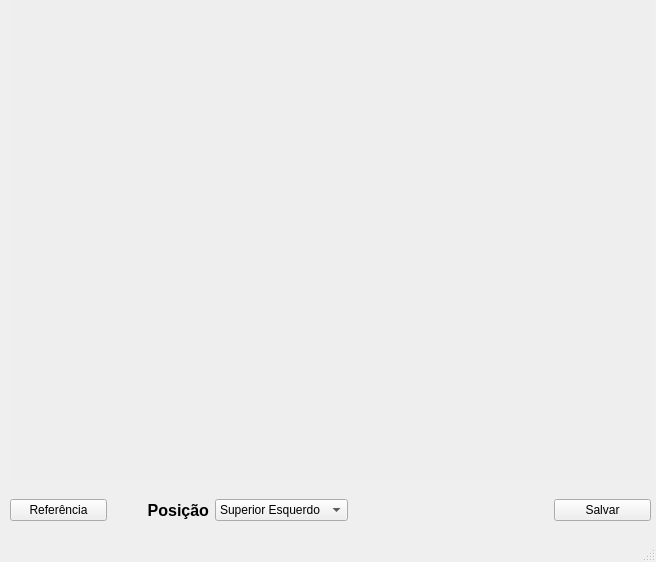
This is reddragons/interface/ui_files/corte.ui in Red-Dragons-UFSCar/red-visao as Qt 5 draws it before an edit. The edited form follows.
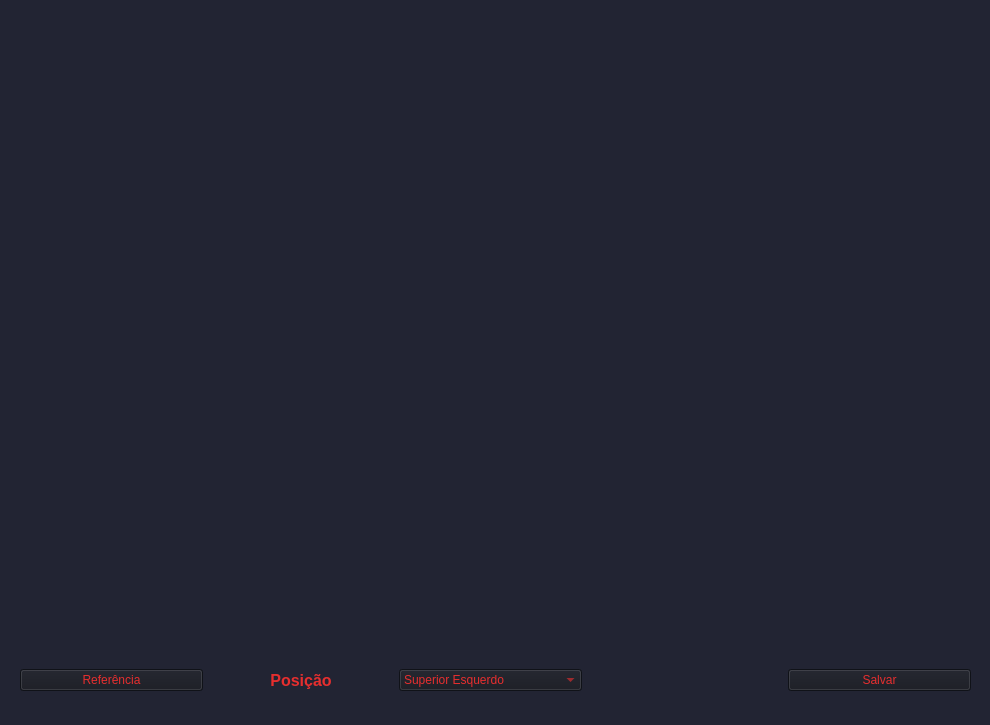
This is the edited form.

Commit message: redimensao e cor corte.ui

The edit to the form file:
```diff
--- a/reddragons/interface/ui_files/corte.ui
+++ b/reddragons/interface/ui_files/corte.ui
@@ -6,25 +6,40 @@
    <rect>
     <x>0</x>
     <y>0</y>
-    <width>656</width>
-    <height>562</height>
+    <width>990</width>
+    <height>725</height>
    </rect>
   </property>
+  <property name="minimumSize">
+   <size>
+    <width>990</width>
+    <height>725</height>
+   </size>
+  </property>
+  <property name="maximumSize">
+   <size>
+    <width>990</width>
+    <height>725</height>
+   </size>
+  </property>
   <property name="windowTitle">
    <string>Corte</string>
   </property>
+  <property name="styleSheet">
+   <string notr="true">background-color: #222433;</string>
+  </property>
   <widget class="QWidget" name="centralwidget">
    <widget class="QLabel" name="QT_Imagem">
     <property name="geometry">
      <rect>
-      <x>10</x>
-      <y>0</y>
-      <width>640</width>
-      <height>480</height>
+      <x>110</x>
+      <y>50</y>
+      <width>768</width>
+      <height>576</height>
      </rect>
     </property>
     <property name="styleSheet">
-     <string notr="true">background-color: rgb(238, 238, 238);</string>
+     <string notr="true">background-color: #222433;</string>
     </property>
     <property name="text">
      <string/>
@@ -33,15 +48,24 @@
    <widget class="QWidget" name="horizontalLayoutWidget">
     <property name="geometry">
      <rect>
-      <x>10</x>
-      <y>490</y>
-      <width>641</width>
+      <x>20</x>
+      <y>660</y>
+      <width>951</width>
       <height>41</height>
      </rect>
     </property>
     <layout class="QHBoxLayout" name="horizontalLayout">
      <item>
       <widget class="QPushButton" name="QT_btReferencia">
+       <property name="styleSheet">
+        <string notr="true">QPushButton{
+background-color: rgb(23, 25, 33);
+color: #E62E2E;
+}
+QPushButton:hover{
+	background-color: #1B1D26;
+}</string>
+       </property>
        <property name="text">
         <string>Referência</string>
        </property>
@@ -63,7 +87,7 @@
         </font>
        </property>
        <property name="text">
-        <string>Posição</string>
+        <string>&lt;html&gt;&lt;head/&gt;&lt;body&gt;&lt;p align=&quot;center&quot;&gt;&lt;span style=&quot; color:#e62e2e;&quot;&gt;Posição&lt;/span&gt;&lt;/p&gt;&lt;/body&gt;&lt;/html&gt;</string>
        </property>
        <property name="alignment">
         <set>Qt::AlignRight|Qt::AlignTrailing|Qt::AlignVCenter</set>
@@ -78,6 +102,11 @@
          <verstretch>0</verstretch>
         </sizepolicy>
        </property>
+       <property name="styleSheet">
+        <string notr="true">background-color: rgb(23, 25, 33);
+color: #E62E2E;
+</string>
+       </property>
        <item>
         <property name="text">
          <string>Superior Esquerdo</string>
@@ -118,6 +147,15 @@
      </item>
      <item>
       <widget class="QPushButton" name="QT_btFinalizar">
+       <property name="styleSheet">
+        <string notr="true">QPushButton{
+background-color: rgb(23, 25, 33);
+color: #E62E2E;
+}
+QPushButton:hover{
+	background-color: #1B1D26;
+}</string>
+       </property>
        <property name="text">
         <string>Salvar</string>
        </property>
@@ -126,17 +164,6 @@
     </layout>
    </widget>
   </widget>
-  <widget class="QMenuBar" name="menubar">
-   <property name="geometry">
-    <rect>
-     <x>0</x>
-     <y>0</y>
-     <width>656</width>
-     <height>28</height>
-    </rect>
-   </property>
-  </widget>
-  <widget class="QStatusBar" name="statusbar"/>
  </widget>
  <resources/>
  <connections/>
```
